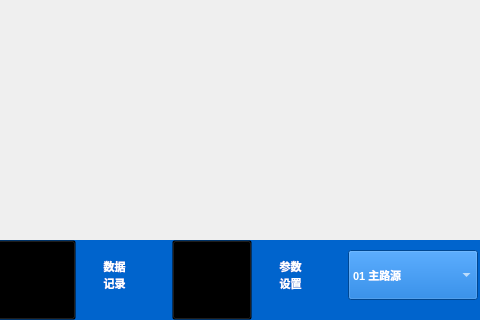
This is mainwindow.ui in ChinaClever/BusBar-Qt as Qt 5 draws it before an edit; both pictures show x 543 to 1023 and y 280 to 600 of the 1023 by 600 pixel window. The edited form follows.
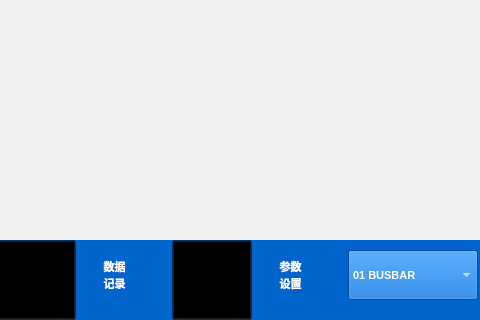
This is the edited form. Icons and pictures are not drawn.

What changed in the file:
```diff
--- a/mainwindow.ui
+++ b/mainwindow.ui
@@ -638,7 +638,7 @@
        </property>
        <item>
         <property name="text">
-         <string>01 主路源</string>
+         <string>01 BUSBAR</string>
         </property>
        </item>
        <item>
```
Left out of the diff: 6 changed lines with no effect on the pictures.
